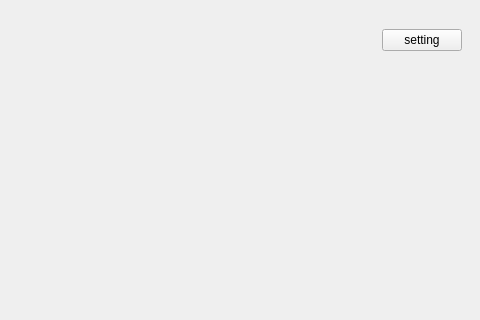
Old version of the form src/Widgets/FinTranslatorMainWidget.ui in the repository KimYubin/SolTranslator; both pictures show x 349 to 829 and y 0 to 320 of the 829 by 530 pixel window.
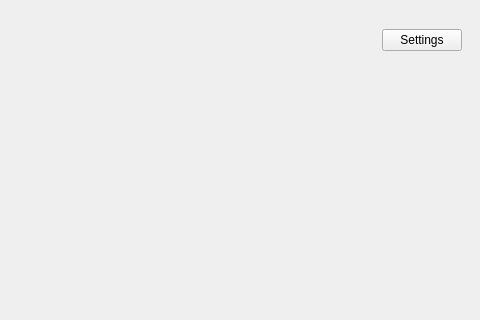
New version of the form.

```diff
--- a/src/Widgets/FinTranslatorMainWidget.ui
+++ b/src/Widgets/FinTranslatorMainWidget.ui
@@ -90,7 +90,7 @@
         <item>
          <widget class="QPushButton" name="button_9_setting">
           <property name="text">
-           <string>setting</string>
+           <string>Settings</string>
           </property>
           <property name="checkable">
            <bool>true</bool>
```
